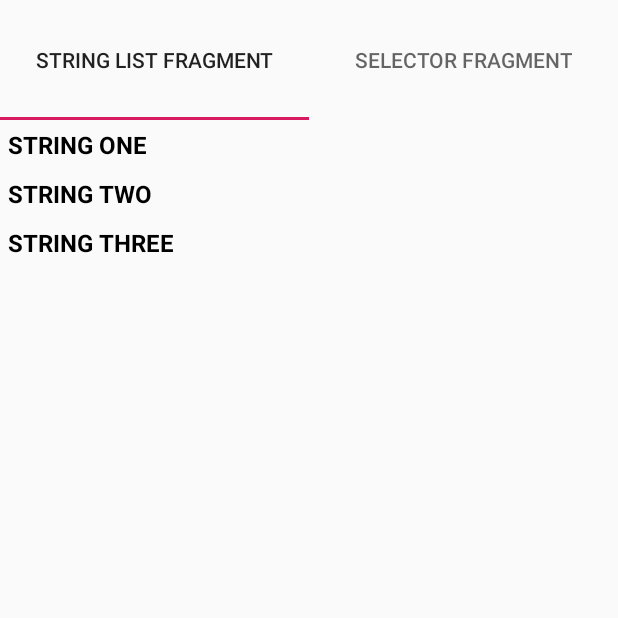
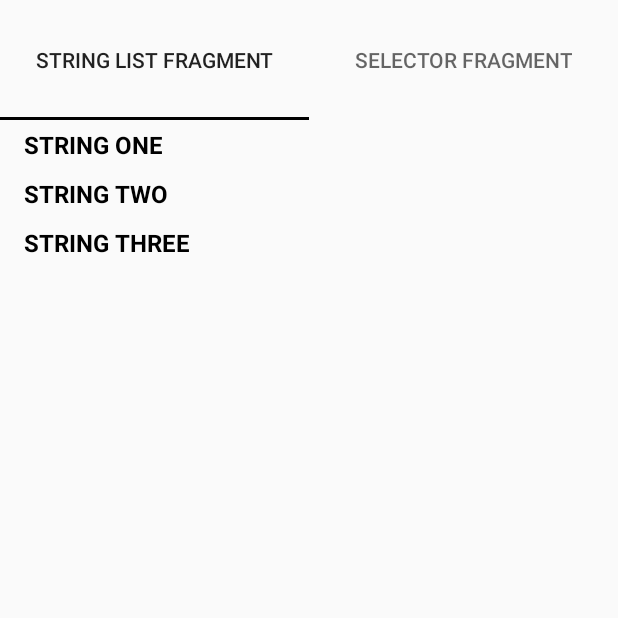
Before and after one commit to k2gu/comoduleTest, an Android app: the screen it shows after launch (MainActivity), on a phone screen of 412 x 824 dp, the top half of it. Run offline under Robolectric (Android 15) with nearby library versions, the phone set to English and light mode, and no system bars; our stand-ins replace RxJava, data binding.

```diff
--- a/app/src/main/java/p/kirke/testapp/app/view/MainActivity.java
+++ b/app/src/main/java/p/kirke/testapp/app/view/MainActivity.java
@@ -7,9 +7,12 @@ import android.support.v4.view.ViewPager;
 import android.support.v7.app.AppCompatActivity;
 
 import p.kirke.testapp.R;
+import p.kirke.testapp.app.viewmodel.ViewModel;
 import p.kirke.testapp.databinding.ActivityMainBinding;
 
 public class MainActivity extends AppCompatActivity {
+
+    private ViewModel viewModel;
 
     @Override
     protected void onCreate(Bundle savedInstanceState) {
@@ -17,7 +20,7 @@ public class MainActivity extends AppCompatActivity {
 
         ActivityMainBinding binding = DataBindingUtil.setContentView(this, R.layout.activity_main);
         binding.setLifecycleOwner(this);
-
+        viewModel = new ViewModel();
         createFragmentViewPager(binding);
     }
 
@@ -30,10 +33,20 @@ public class MainActivity extends AppCompatActivity {
         tabLayout.setupWithViewPager(viewPager);
     }
 
+    ViewModel getViewModel() {
+        return this.viewModel;
+    }
+
     private TabAdapter getTabAdapterWithFragments() {
         TabAdapter adapter = new TabAdapter(getSupportFragmentManager());
         adapter.addFragment(new StringListFragment(), getString(R.string.string_list_fragment_title));
         adapter.addFragment(new SelectorFragment(), getString(R.string.selector_fragment_title));
         return adapter;
     }
+
+    @Override
+    public void onDestroy() {
+        super.onDestroy();
+        viewModel.releaseResourcesIfNeeded();
+    }
 }
--- a/app/src/main/java/p/kirke/testapp/app/view/SelectorFragment.java
+++ b/app/src/main/java/p/kirke/testapp/app/view/SelectorFragment.java
@@ -11,8 +11,8 @@ import android.view.View;
 import android.view.ViewGroup;
 
 import p.kirke.testapp.R;
-import p.kirke.testapp.app.ViewModel;
 import p.kirke.testapp.app.data.StringCache;
+import p.kirke.testapp.app.viewmodel.ViewModel;
 import p.kirke.testapp.databinding.FragmentSelectorBinding;
 
 public class SelectorFragment extends Fragment {
@@ -35,7 +35,8 @@ public class SelectorFragment extends Fragment {
     }
 
     private void setViewModelToLayout(FragmentSelectorBinding binding) {
-        ViewModel viewModel = new ViewModel();
+        MainActivity activity = (MainActivity) getActivity();
+        ViewModel viewModel = activity == null ? new ViewModel() : activity.getViewModel();
         binding.setViewModel(viewModel);
     }
 
--- a/app/src/main/res/layout/fragment_strings_list.xml
+++ b/app/src/main/res/layout/fragment_strings_list.xml
@@ -4,6 +4,7 @@
     <android.support.v7.widget.RecyclerView
         android:id="@+id/strings_list"
         android:layout_width="match_parent"
-        android:layout_height="match_parent" />
+        android:layout_height="match_parent"
+        android:overScrollMode="never" />
 
 </layout>
--- a/app/src/main/res/layout/list_item_string.xml
+++ b/app/src/main/res/layout/list_item_string.xml
@@ -11,7 +11,10 @@
     <TextView
         android:layout_width="match_parent"
         android:layout_height="wrap_content"
-        android:padding="5dp"
+        android:paddingStart="@dimen/fab_margin"
+        android:paddingTop="5dp"
+        android:paddingEnd="@dimen/fab_margin"
+        android:paddingBottom="5dp"
         android:text="@{dataString}"
         android:textAllCaps="true"
         android:textColor="@color/black"
--- a/app/src/main/res/values/colors.xml
+++ b/app/src/main/res/values/colors.xml
@@ -1,8 +1,8 @@
 <?xml version="1.0" encoding="utf-8"?>
 <resources>
-    <color name="colorPrimary">#008577</color>
-    <color name="colorPrimaryDark">#00574B</color>
-    <color name="colorAccent">#D81B60</color>
+    <color name="colorPrimary">#095A99</color>
+    <color name="colorAccent">#000000</color>
 
     <color name="black">#000000</color>
+    <color name="white">#ffffff</color>
 </resources>
--- a/app/src/main/res/values/strings.xml
+++ b/app/src/main/res/values/strings.xml
@@ -3,7 +3,7 @@
     <string name="action_settings">Settings</string>
     <string name="service_1_button_text">Get data from service 1</string>
     <string name="service2_button_text">Get processed data from service 2</string>
-    <string name="service_1_and_2_button_text">Get data merged from service 1 and 2</string>
+    <string name="service_1_and_2_button_text">Get merged data</string>
 
     <string name="string_list_fragment_title">String list fragment</string>
     <string name="selector_fragment_title">Selector fragment</string>
```
Also changed, not shown: app/build.gradle (+7 -0 lines), app/src/main/java/p/kirke/testapp/app/viewmodel/ViewModel.java (renamed from app/src/main/java/p/kirke/testapp/app/ViewModel.java, +13 -2 lines), app/src/main/res/drawable/button.xml (added, +11 -0 lines), app/src/main/res/layout/fragment_selector.xml (+15 -10 lines), app/src/main/res/values/styles.xml (+7 -4 lines), 1 other file.
